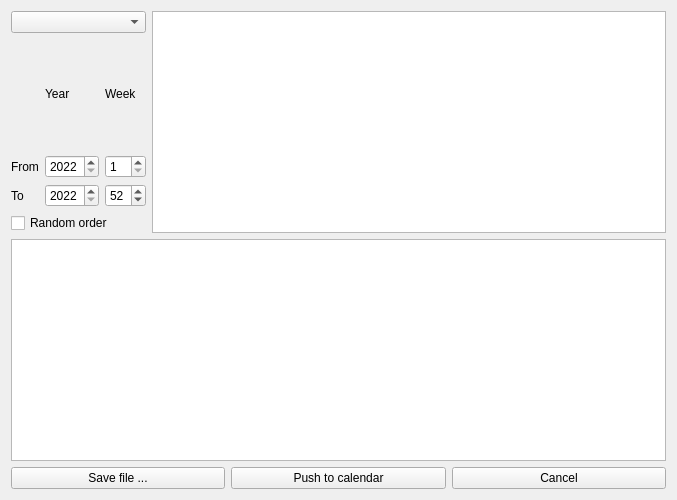
Before: the Qt Designer form UI/RosterWindow.ui in isaksengeir/appNRIS, drawn with Qt 5.
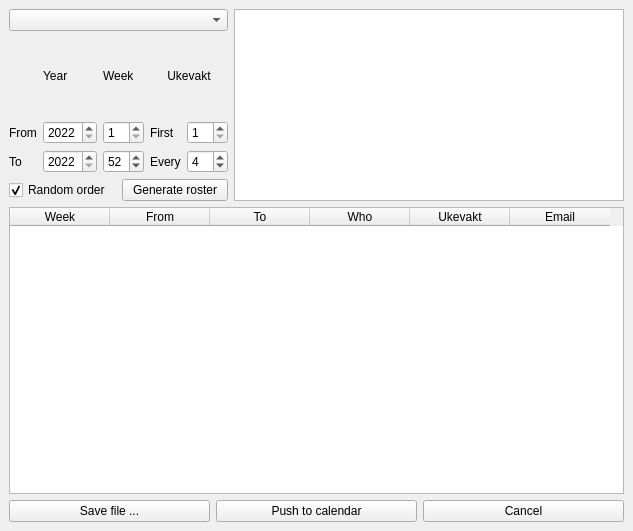
After: the same form once the commit is applied.

Commit message: RosterWindow and some basic stuff

What changed in the file:
```diff
--- a/UI/RosterWindow.ui
+++ b/UI/RosterWindow.ui
@@ -1,48 +1,67 @@
 <?xml version="1.0" encoding="UTF-8"?>
 <ui version="4.0">
- <class>Form</class>
- <widget class="QWidget" name="Form">
+ <class>RosterWindow</class>
+ <widget class="QMainWindow" name="RosterWindow">
   <property name="geometry">
    <rect>
     <x>0</x>
     <y>0</y>
-    <width>677</width>
-    <height>500</height>
+    <width>633</width>
+    <height>531</height>
    </rect>
   </property>
   <property name="windowTitle">
    <string>Form</string>
   </property>
+  <widget class="QWidget" name="centralwidget">
   <layout class="QVBoxLayout" name="verticalLayout">
    <item>
     <layout class="QGridLayout" name="gridLayout_4">
      <item row="0" column="0">
-      <layout class="QGridLayout" name="gridLayout_3">
+       <layout class="QGridLayout" name="gridLayout_9">
+        <item row="0" column="0">
+         <widget class="QComboBox" name="comboBox_institution_2"/>
+        </item>
+        <item row="0" column="1" rowspan="3">
+         <widget class="QListWidget" name="staff_list_2">
+          <property name="dragEnabled">
+           <bool>true</bool>
+          </property>
+          <property name="dragDropMode">
+           <enum>QAbstractItemView::InternalMove</enum>
+          </property>
+          <property name="defaultDropAction">
+           <enum>Qt::MoveAction</enum>
+          </property>
+         </widget>
+        </item>
        <item row="1" column="0">
-        <layout class="QGridLayout" name="gridLayout_2">
+         <layout class="QGridLayout" name="gridLayout_10">
+          <item row="0" column="0">
+           <layout class="QGridLayout" name="gridLayout_11">
          <item row="0" column="1">
-          <widget class="QLabel" name="label">
+             <widget class="QLabel" name="label_8">
            <property name="text">
             <string>Year</string>
            </property>
           </widget>
          </item>
          <item row="0" column="2">
-          <widget class="QLabel" name="label_2">
+             <widget class="QLabel" name="label_9">
            <property name="text">
             <string>Week</string>
            </property>
           </widget>
          </item>
          <item row="1" column="0">
-          <widget class="QLabel" name="label_3">
+             <widget class="QLabel" name="label_10">
            <property name="text">
             <string>From</string>
            </property>
           </widget>
          </item>
          <item row="1" column="1">
-          <widget class="QSpinBox" name="year1">
+             <widget class="QSpinBox" name="year1_2">
            <property name="minimum">
             <number>2022</number>
            </property>
@@ -52,7 +71,7 @@
           </widget>
          </item>
          <item row="1" column="2">
-          <widget class="QSpinBox" name="week1">
+             <widget class="QSpinBox" name="week1_2">
            <property name="minimum">
             <number>1</number>
            </property>
@@ -65,24 +84,14 @@
           </widget>
          </item>
          <item row="2" column="0">
-          <widget class="QLabel" name="label_4">
+             <widget class="QLabel" name="label_11">
            <property name="text">
             <string>To</string>
            </property>
           </widget>
          </item>
-         <item row="2" column="1">
-          <widget class="QSpinBox" name="year2">
-           <property name="minimum">
-            <number>2022</number>
-           </property>
-           <property name="maximum">
-            <number>9999</number>
-           </property>
-          </widget>
-         </item>
          <item row="2" column="2">
-          <widget class="QSpinBox" name="week2">
+             <widget class="QSpinBox" name="week2_2">
            <property name="minimum">
             <number>1</number>
            </property>
@@ -94,46 +103,152 @@
            </property>
           </widget>
          </item>
-        </layout>
-       </item>
+            <item row="2" column="1">
+             <widget class="QSpinBox" name="year2_2">
+              <property name="minimum">
+               <number>2022</number>
+              </property>
+              <property name="maximum">
+               <number>9999</number>
+              </property>
+             </widget>
+            </item>
+           </layout>
+          </item>
+          <item row="0" column="1">
+           <layout class="QGridLayout" name="gridLayout_12">
+            <item row="1" column="0">
+             <widget class="QLabel" name="label_12">
+              <property name="text">
+               <string>First</string>
+              </property>
+             </widget>
+            </item>
+            <item row="1" column="1">
+             <widget class="QSpinBox" name="first_ukevakt_3">
+              <property name="minimum">
+               <number>1</number>
+              </property>
+              <property name="maximum">
+               <number>53</number>
+              </property>
+              <property name="value">
+               <number>1</number>
+              </property>
+             </widget>
+            </item>
        <item row="2" column="0">
-        <widget class="QCheckBox" name="checkBox">
+             <widget class="QLabel" name="label_13">
+              <property name="text">
+               <string>Every</string>
+              </property>
+             </widget>
+            </item>
+            <item row="2" column="1">
+             <widget class="QSpinBox" name="first_ukevakt_4">
+              <property name="minimum">
+               <number>1</number>
+              </property>
+              <property name="maximum">
+               <number>53</number>
+              </property>
+              <property name="value">
+               <number>4</number>
+              </property>
+             </widget>
+            </item>
+            <item row="0" column="0" colspan="2">
+             <widget class="QLabel" name="label_14">
+              <property name="text">
+               <string>Ukevakt</string>
+              </property>
+              <property name="alignment">
+               <set>Qt::AlignCenter</set>
+              </property>
+             </widget>
+            </item>
+           </layout>
+          </item>
+         </layout>
+        </item>
+        <item row="2" column="0">
+         <layout class="QGridLayout" name="gridLayout_13">
+          <item row="0" column="0">
+           <widget class="QCheckBox" name="checkBox_rondomOrder">
          <property name="text">
           <string>Random order </string>
          </property>
-        </widget>
-       </item>
-       <item row="0" column="0">
-        <widget class="QComboBox" name="comboBox_institution"/>
-       </item>
-      </layout>
+            <property name="checked">
+             <bool>true</bool>
+            </property>
+           </widget>
      </item>
      <item row="0" column="1">
-      <widget class="QListWidget" name="listWidget"/>
+           <widget class="QPushButton" name="button_generate_roster">
+            <property name="text">
+             <string>Generate roster</string>
+            </property>
+           </widget>
      </item>
     </layout>
    </item>
-   <item>
-    <widget class="QTableWidget" name="tableWidget"/>
-   </item>
-   <item>
-    <layout class="QGridLayout" name="gridLayout">
+       </layout>
+      </item>
+      <item row="1" column="0">
+       <widget class="QTableWidget" name="tableWidget_roster_2">
+        <attribute name="horizontalHeaderCascadingSectionResizes">
+         <bool>false</bool>
+        </attribute>
+        <column>
+         <property name="text">
+          <string>Week</string>
+         </property>
+        </column>
+        <column>
+         <property name="text">
+          <string>From</string>
+         </property>
+        </column>
+        <column>
+         <property name="text">
+          <string>To</string>
+         </property>
+        </column>
+        <column>
+         <property name="text">
+          <string>Who</string>
+         </property>
+        </column>
+        <column>
+         <property name="text">
+          <string>Ukevakt</string>
+         </property>
+        </column>
+        <column>
+         <property name="text">
+          <string>Email</string>
+         </property>
+        </column>
+       </widget>
+      </item>
+      <item row="2" column="0">
+       <layout class="QGridLayout" name="gridLayout_14">
      <item row="0" column="0">
-      <widget class="QPushButton" name="pushButton_3">
+         <widget class="QPushButton" name="button_save_to_file">
        <property name="text">
         <string>Save file ...</string>
        </property>
       </widget>
      </item>
      <item row="0" column="1">
-      <widget class="QPushButton" name="pushButton_2">
+         <widget class="QPushButton" name="button_push_calemdar">
        <property name="text">
         <string>Push to calendar</string>
        </property>
       </widget>
      </item>
      <item row="0" column="2">
-      <widget class="QPushButton" name="pushButton">
+         <widget class="QPushButton" name="button_cancel">
        <property name="text">
         <string>Cancel</string>
        </property>
@@ -142,6 +257,9 @@
     </layout>
    </item>
   </layout>
+    </item>
+   </layout>
+  </widget>
  </widget>
  <resources/>
  <connections/>
```
Left out of the diff: 4 changed lines with no effect on the pictures. Lines whose indentation alone changed are shown as unchanged. The commit also changes 2 other files.
